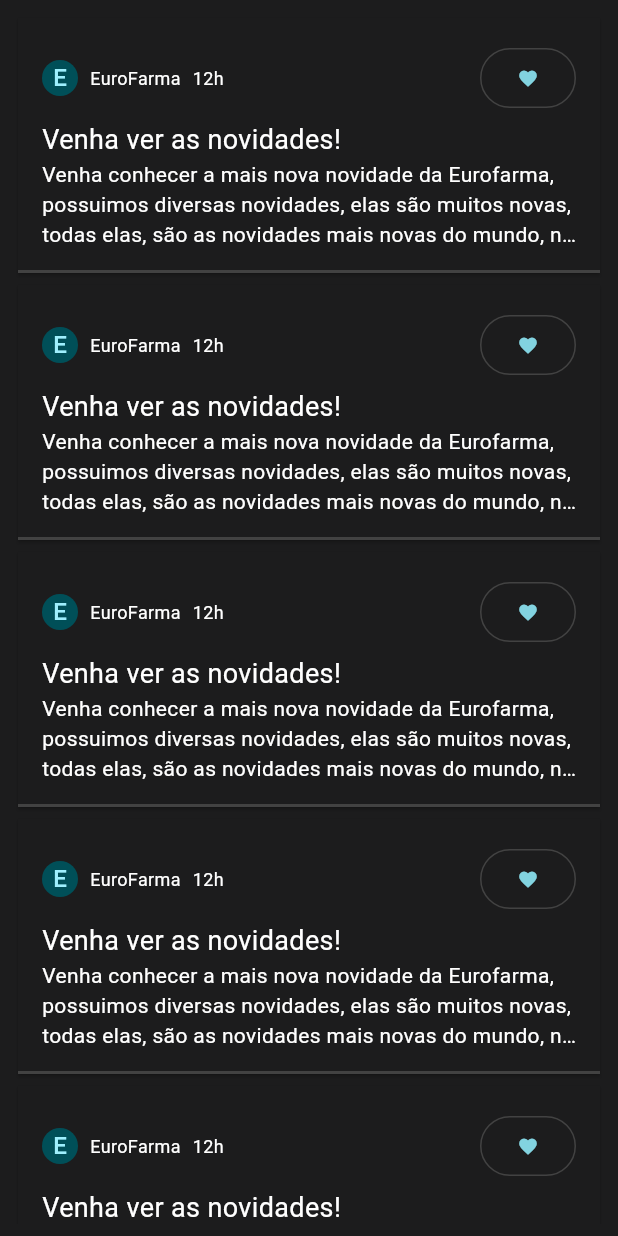
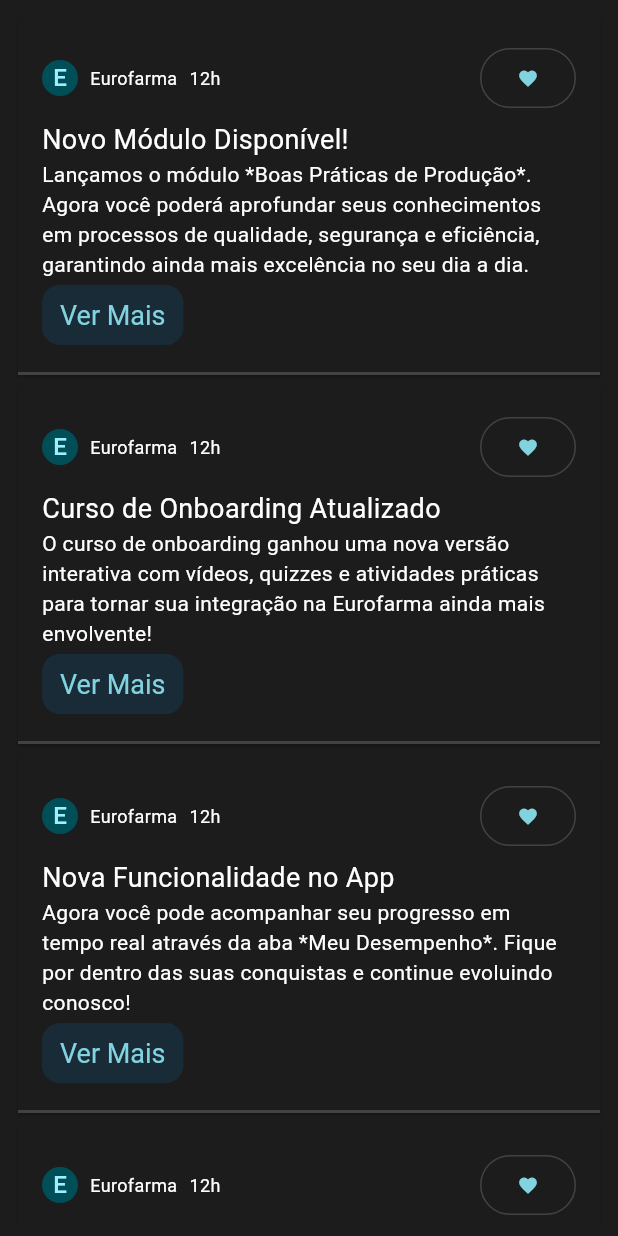
Before and after one commit to DerickPederzini/AcuraHub, a Flutter app: the HomeFeed screen opened directly, on a phone screen of 412 x 824 dp. Run offline on Flutter 3.47's test engine with Material 3 defaults, Android fonts, the phone set to English and light mode, and no system bars; our stand-ins replace flutter_secure_storage, font_awesome_flutter, jwt_decoder, video_player; accounts and stored records are empty; network calls fail.

Commit message:
projeto sprint 3

```diff
--- a/forum_front/lib/components/challenge/challenge_feed.dart
+++ b/forum_front/lib/components/challenge/challenge_feed.dart
@@ -41,7 +41,6 @@
 
   void _handleAddinsignia(int? idInsignia) async {
     String message = await pushInsignia(idInsignia);
-    print(message);
   }
 
   @override
--- a/forum_front/lib/components/courses/course_card.dart
+++ b/forum_front/lib/components/courses/course_card.dart
@@ -129,7 +129,8 @@
                         context,
                         "/modulos",
                         arguments: widget.course.id,
-                      );
+                      )
+                      ;
                     },
                     style: OutlinedButton.styleFrom(
                       minimumSize: Size(double.infinity, 64),
--- a/forum_front/lib/components/feed/feed_card.dart
+++ b/forum_front/lib/components/feed/feed_card.dart
@@ -1,4 +1,5 @@
 import 'package:flutter/material.dart';
+import 'package:forum_front/constants/app_colors.dart';
 import 'package:forum_front/constants/app_font.dart';
 import 'package:forum_front/constants/app_styles.dart';
 import 'package:forum_front/models/news.dart';
@@ -32,8 +33,14 @@
                     Row(
                       spacing: 8,
                       children: [
-                        CircleAvatar(radius: 12, child: Text("${widget.news.author[0]}"),),
-                        Text("${widget.news.author}", style: TextStyle(fontSize: 12)),
+                        CircleAvatar(
+                          radius: 12,
+                          child: Text("${widget.news.author[0]}"),
+                        ),
+                        Text(
+                          "${widget.news.author}",
+                          style: TextStyle(fontSize: 12),
+                        ),
                         Text("12h", style: TextStyle(fontSize: 12)),
                       ],
                     ),
@@ -49,9 +56,21 @@
                 SizedBox(height: 4),
                 Text("${widget.news.titulo}", style: TextStyle(fontSize: 18)),
                 Text(
-                  maxLines: 3,
+                  maxLines: 5,
                   overflow: TextOverflow.ellipsis,
                   "${widget.news.body}",
+                ),
+                TextButton(
+                  style: TextButton.styleFrom(
+                    textStyle: TextStyle(fontSize: 18),
+                    backgroundColor: AppColors.blue_claro_1_opacity15,
+                    shape: RoundedRectangleBorder(
+                      borderRadius: BorderRadius.all(Radius.circular(12)),
+                    ),
+                  ),
+                  onPressed: () => {
+                  },
+                  child: const Text("Ver Mais"),
                 ),
               ],
             ),
--- a/forum_front/lib/pages/home_feed.dart
+++ b/forum_front/lib/pages/home_feed.dart
@@ -16,34 +16,34 @@
   void initState() {
     homeNews = [
       News(
-        author: "EuroFarma",
-        titulo: "Venha ver as novidades!",
+        author: "Eurofarma",
+        titulo: "Novo Módulo Disponível!",
         body:
-            "Venha conhecer a mais nova novidade da Eurofarma, possuimos diversas novidades, elas são muitos novas, todas elas, são as novidades mais novas do mundo, nós amamos essas novidades, oh yeah so new and cool, *you'll become new again*",
+            "Lançamos o módulo *Boas Práticas de Produção*. Agora você poderá aprofundar seus conhecimentos em processos de qualidade, segurança e eficiência, garantindo ainda mais excelência no seu dia a dia.",
       ),
       News(
-        author: "EuroFarma",
-        titulo: "Venha ver as novidades!",
+        author: "Eurofarma",
+        titulo: "Curso de Onboarding Atualizado",
         body:
-            "Venha conhecer a mais nova novidade da Eurofarma, possuimos diversas novidades, elas são muitos novas, todas elas, são as novidades mais novas do mundo, nós amamos essas novidades, oh yeah so new and cool, *you'll become new again*",
+            "O curso de onboarding ganhou uma nova versão interativa com vídeos, quizzes e atividades práticas para tornar sua integração na Eurofarma ainda mais envolvente!",
       ),
       News(
-        author: "EuroFarma",
-        titulo: "Venha ver as novidades!",
+        author: "Eurofarma",
+        titulo: "Nova Funcionalidade no App",
         body:
-            "Venha conhecer a mais nova novidade da Eurofarma, possuimos diversas novidades, elas são muitos novas, todas elas, são as novidades mais novas do mundo, nós amamos essas novidades, oh yeah so new and cool, *you'll become new again*",
+            "Agora você pode acompanhar seu progresso em tempo real através da aba *Meu Desempenho*. Fique por dentro das suas conquistas e continue evoluindo conosco!",
       ),
       News(
-        author: "EuroFarma",
-        titulo: "Venha ver as novidades!",
+        author: "Eurofarma",
+        titulo: "Programa de Reconhecimento",
         body:
-            "Venha conhecer a mais nova novidade da Eurofarma, possuimos diversas novidades, elas são muitos novas, todas elas, são as novidades mais novas do mundo, nós amamos essas novidades, oh yeah so new and cool, *you'll become new again*",
+            "Chegou o sistema de *Insígnias e Recompensas*! Conquiste insígnias exclusivas ao completar cursos e participe do ranking mensal dos colaboradores mais engajados.",
       ),
       News(
-        author: "EuroFarma",
-        titulo: "Venha ver as novidades!",
+        author: "Eurofarma",
+        titulo: "Mentorias Online",
         body:
-            "Venha conhecer a mais nova novidade da Eurofarma, possuimos diversas novidades, elas são muitos novas, todas elas, são as novidades mais novas do mundo, nós amamos essas novidades, oh yeah so new and cool, *you'll become new again*",
+            "Conecte-se com especialistas da Eurofarma através de sessões de mentoria online. Uma oportunidade única de trocar experiências e acelerar seu desenvolvimento profissional.",
       ),
     ];
     super.initState();
--- a/forum_front/lib/services/capituloService.dart
+++ b/forum_front/lib/services/capituloService.dart
@@ -37,7 +37,7 @@
       headers: {"Authorization": "Bearer $jwt"},
     );
     if (response.statusCode == 201) {
-      print("Nice dms");
+      return;
     } else {
       throw Exception('Erro ao carregar capitulos');
     }
--- a/forum_front/lib/services/userService.dart
+++ b/forum_front/lib/services/userService.dart
@@ -31,8 +31,6 @@
 
   int idUser = decodedToken["id"] as int;
 
-  print("bef");
-
   final response = await http.post(
     Uri.parse('http://localhost:8081/usuarios/perfil/insignias/$idUser/$idInsignia'),
     headers: {"Authorization": "Bearer $jwt"},
@@ -60,7 +58,6 @@
 
   if (response.statusCode == 200) {
     List<dynamic> jsonList = jsonDecode(response.body);
-    print(jsonList);
     return jsonList.map((e) => InsigneaPerfil.fromJson(e)).toList();
   } else {
     throw Exception('Erro ao carregar etapas');
```
Also changed, not shown: forum_front/lib/pages/achievements_page.dart (+45 -2 lines), forum_front/lib/pages/capitulo_page.dart (+39 -4 lines), forum_front/lib/pages/course_page.dart (+22 -4 lines), forum_front/lib/pages/register_page.dart (+25 -17 lines), forum_front/pubspec.lock, 4 other files.
